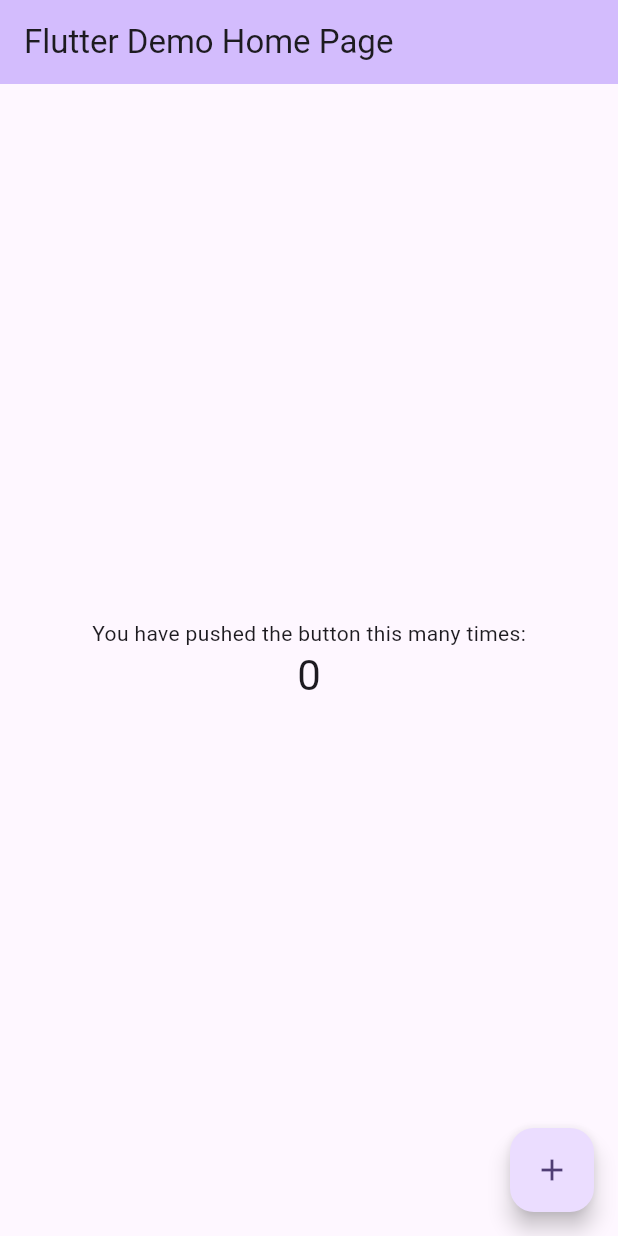
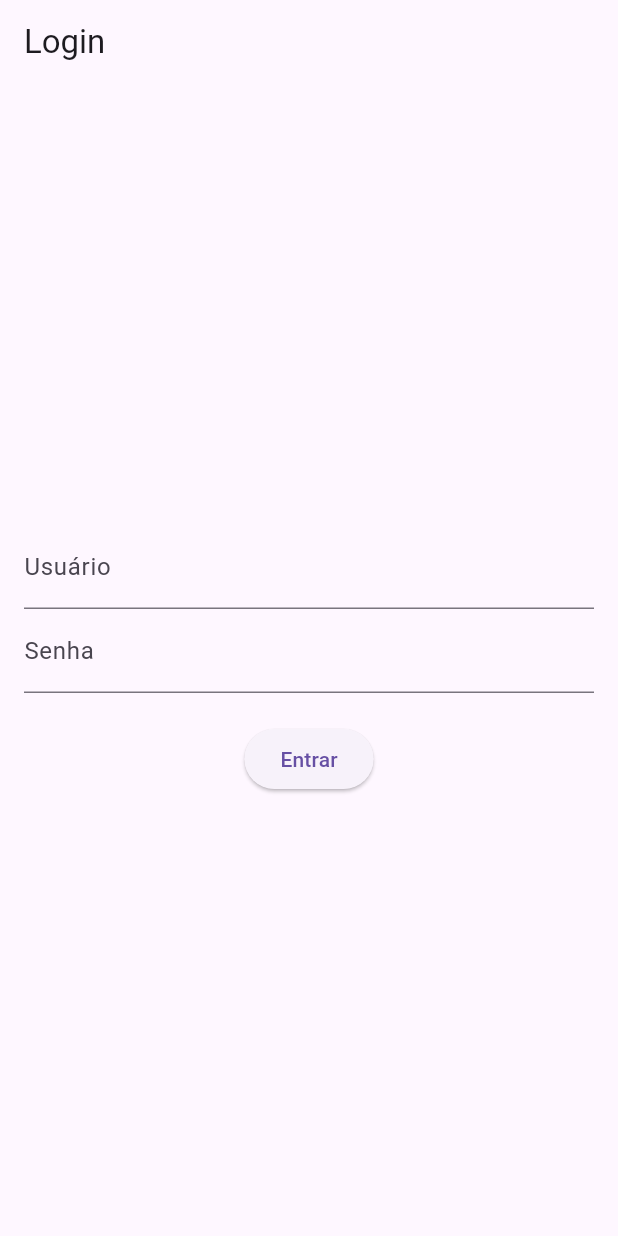
Before and after one commit to PedroRibeiroM/avaliacaoAPI, a Flutter app: the screen it shows after launch, on a phone screen of 412 x 824 dp. Run offline on Flutter 3.47's test engine with Material 3 defaults, Android fonts, the phone set to English and light mode, and no system bars.

Commit message:
modified:   avaliacaoapi/lib/main.dart 	new file:   avaliacaoapi/lib/pages/create_page.dart 	new file:   avaliacaoapi/lib/pages/home_page.dart 	new file:   avaliacaoapi/lib/pages/login_page.dart 	new file:   avaliacaoapi/lib/pages/update_page.dart 	new file:   avaliacaoapi/lib/services/api_service.dart 	modified:   avaliacaoapi/linux/flutter/generated_plugin_registrant.cc 	modified:   avaliacaoapi/linux/flutter/generated_plugins.cmake 	modified:   avaliacaoapi/macos/Flutter/GeneratedPluginRegistrant.swift 	modified:   avaliacaoapi/pubspec.lock 	modified:   avaliacaoapi/pubspec.yaml 	new file:   avaliacaoapi/web/sqflite_sw.js 	new file:   avaliacaoapi/web/sqlite3.wasm 	modified:   avaliacaoapi/windows/flutter/generated_plugin_registrant.cc 	modified:   avaliacaoapi/windows/flutter/generated_plugins.cmake

```diff
--- a/avaliacaoapi/lib/main.dart
+++ b/avaliacaoapi/lib/main.dart
@@ -1,125 +1,19 @@
 import 'package:flutter/material.dart';
+import 'package:avaliacaoapi/pages/login_page.dart';
 
 void main() {
-  runApp(const MyApp());
+  runApp(MyApp());
 }
 
 class MyApp extends StatelessWidget {
-  const MyApp({super.key});
-
-  // This widget is the root of your application.
   @override
   Widget build(BuildContext context) {
     return MaterialApp(
-      title: 'Flutter Demo',
+      title: 'Gerenciamento de Livros',
       theme: ThemeData(
-        // This is the theme of your application.
-        //
-        // TRY THIS: Try running your application with "flutter run". You'll see
-        // the application has a purple toolbar. Then, without quitting the app,
-        // try changing the seedColor in the colorScheme below to Colors.green
-        // and then invoke "hot reload" (save your changes or press the "hot
-        // reload" button in a Flutter-supported IDE, or press "r" if you used
-        // the command line to start the app).
-        //
-        // Notice that the counter didn't reset back to zero; the application
-        // state is not lost during the reload. To reset the state, use hot
-        // restart instead.
-        //
-        // This works for code too, not just values: Most code changes can be
-        // tested with just a hot reload.
-        colorScheme: ColorScheme.fromSeed(seedColor: Colors.deepPurple),
-        useMaterial3: true,
+        primarySwatch: Colors.blue,
       ),
-      home: const MyHomePage(title: 'Flutter Demo Home Page'),
+      home: LoginPage(),
     );
   }
 }
-
-class MyHomePage extends StatefulWidget {
-  const MyHomePage({super.key, required this.title});
-
-  // This widget is the home page of your application. It is stateful, meaning
-  // that it has a State object (defined below) that contains fields that affect
-  // how it looks.
-
-  // This class is the configuration for the state. It holds the values (in this
-  // case the title) provided by the parent (in this case the App widget) and
-  // used by the build method of the State. Fields in a Widget subclass are
-  // always marked "final".
-
-  final String title;
-
-  @override
-  State<MyHomePage> createState() => _MyHomePageState();
-}
-
-class _MyHomePageState extends State<MyHomePage> {
-  int _counter = 0;
-
-  void _incrementCounter() {
-    setState(() {
-      // This call to setState tells the Flutter framework that something has
-      // changed in this State, which causes it to rerun the build method below
-      // so that the display can reflect the updated values. If we changed
-      // _counter without calling setState(), then the build method would not be
-      // called again, and so nothing would appear to happen.
-      _counter++;
-    });
-  }
-
-  @override
-  Widget build(BuildContext context) {
-    // This method is rerun every time setState is called, for instance as done
-    // by the _incrementCounter method above.
-    //
-    // The Flutter framework has been optimized to make rerunning build methods
-    // fast, so that you can just rebuild anything that needs updating rather
-    // than having to individually change instances of widgets.
-    return Scaffold(
-      appBar: AppBar(
-        // TRY THIS: Try changing the color here to a specific color (to
-        // Colors.amber, perhaps?) and trigger a hot reload to see the AppBar
-        // change color while the other colors stay the same.
-        backgroundColor: Theme.of(context).colorScheme.inversePrimary,
-        // Here we take the value from the MyHomePage object that was created by
-        // the App.build method, and use it to set our appbar title.
-        title: Text(widget.title),
-      ),
-      body: Center(
-        // Center is a layout widget. It takes a single child and positions it
-        // in the middle of the parent.
-        child: Column(
-          // Column is also a layout widget. It takes a list of children and
-          // arranges them vertically. By default, it sizes itself to fit its
-          // children horizontally, and tries to be as tall as its parent.
-          //
-          // Column has various properties to control how it sizes itself and
-          // how it positions its children. Here we use mainAxisAlignment to
-          // center the children vertically; the main axis here is the vertical
-          // axis because Columns are vertical (the cross axis would be
-          // horizontal).
-          //
-          // TRY THIS: Invoke "debug painting" (choose the "Toggle Debug Paint"
-          // action in the IDE, or press "p" in the console), to see the
-          // wireframe for each widget.
-          mainAxisAlignment: MainAxisAlignment.center,
-          children: <Widget>[
-            const Text(
-              'You have pushed the button this many times:',
-            ),
-            Text(
-              '$_counter',
-              style: Theme.of(context).textTheme.headlineMedium,
-            ),
-          ],
-        ),
-      ),
-      floatingActionButton: FloatingActionButton(
-        onPressed: _incrementCounter,
-        tooltip: 'Increment',
-        child: const Icon(Icons.add),
-      ), // This trailing comma makes auto-formatting nicer for build methods.
-    );
-  }
-}
--- /dev/null
+++ b/avaliacaoapi/lib/pages/login_page.dart
@@ -0,0 +1,76 @@
+import 'package:flutter/material.dart';
+import 'package:avaliacaoapi/pages/home_page.dart';
+
+class LoginPage extends StatefulWidget {
+  @override
+  _LoginPageState createState() => _LoginPageState();
+}
+
+class _LoginPageState extends State<LoginPage> {
+  final _formKey = GlobalKey<FormState>();
+  String _username = '';
+  String _password = '';
+  bool _loginFailed = false;
+
+  void _login() {
+    if (_username == 'admin' && _password == '1234') {
+      Navigator.pushReplacement(
+        context,
+        MaterialPageRoute(builder: (context) => HomePage()),
+      );
+    } else {
+      setState(() {
+        _loginFailed = true;
+      });
+    }
+  }
+
+  @override
+  Widget build(BuildContext context) {
+    return Scaffold(
+      appBar: AppBar(
+        title: Text('Login'),
+      ),
+      body: Padding(
+        padding: const EdgeInsets.all(16.0),
+        child: Form(
+          key: _formKey,
+          child: Column(
+            mainAxisAlignment: MainAxisAlignment.center,
+            children: [
+              TextFormField(
+                decoration: InputDecoration(labelText: 'Usuário'),
+                onChanged: (value) => _username = value,
+                validator: (value) =>
+                    value!.isEmpty ? 'Informe o nome de usuário' : null,
+              ),
+              TextFormField(
+                decoration: InputDecoration(labelText: 'Senha'),
+                obscureText: true,
+                onChanged: (value) => _password = value,
+                validator: (value) => value!.isEmpty ? 'Informe a senha' : null,
+              ),
+              SizedBox(height: 20),
+              ElevatedButton(
+                onPressed: () {
+                  if (_formKey.currentState!.validate()) {
+                    _login();
+                  }
+                },
+                child: Text('Entrar'),
+              ),
+              if (_loginFailed)
+                Padding(
+                  padding: const EdgeInsets.all(8.0),
+                  child: Text(
+                    'Falha no login. Verifique suas credenciais.',
+                    style: TextStyle(color: Colors.red),
+                  ),
+                ),
+            ],
+          ),
+        ),
+      ),
+    );
+  }
+}
--- a/avaliacaoapi/pubspec.yaml
+++ b/avaliacaoapi/pubspec.yaml
@@ -31,15 +31,17 @@ dependencies:
   flutter:
     sdk: flutter
   http:
-
+  path_provider: ^2.0.0
 
   # The following adds the Cupertino Icons font to your application.
   # Use with the CupertinoIcons class for iOS style icons.
   cupertino_icons: ^1.0.8
+  intl: ^0.19.0
 
 dev_dependencies:
   flutter_test:
     sdk: flutter
+  build_runner: ^2.1.0
 
   # The "flutter_lints" package below contains a set of recommended lints to
   # encourage good coding practices. The lint set provided by the package is
```
Also changed, not shown: avaliacaoapi/lib/pages/create_page.dart (added, +115 -0 lines), avaliacaoapi/lib/pages/home_page.dart (added, +117 -0 lines), avaliacaoapi/lib/pages/update_page.dart (added, +134 -0 lines), avaliacaoapi/lib/services/api_service.dart (added, +48 -0 lines), avaliacaoapi/pubspec.lock, 7 other files.
